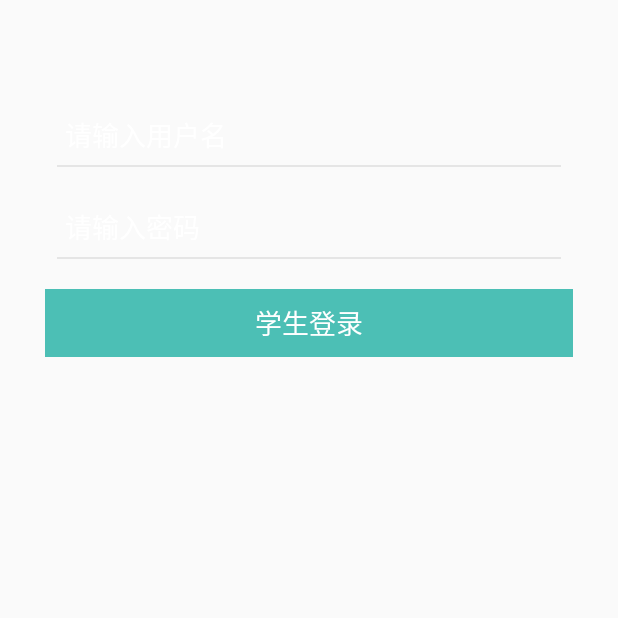
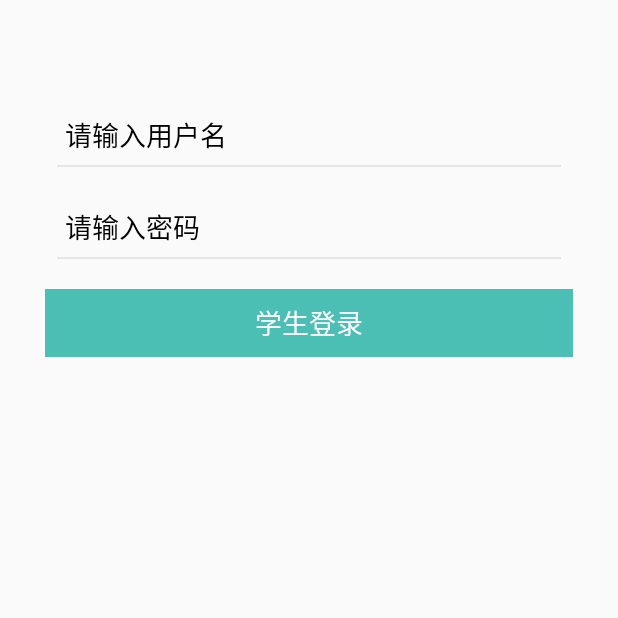
Before and after one commit to JerrrrryW/AcademicMangerment, an Android app: the screen it shows after launch (LoginActivity), on a phone screen of 412 x 824 dp, the top half of it. Run offline under Robolectric (Android 15) with nearby library versions, the phone set to English and light mode, and no system bars.

Commit message:
修改登录页字体颜色

```diff
--- a/app/src/main/res/layout/activity_login.xml
+++ b/app/src/main/res/layout/activity_login.xml
@@ -32,8 +32,8 @@
                 android:maxLength="11"
                 android:maxLines="1"
                 android:paddingLeft="5dp"
-                android:textColor="@android:color/white"
-                android:textColorHint="@android:color/white"
+                android:textColor="@android:color/black"
+                android:textColorHint="@android:color/black"
                 android:textSize="18sp" />
 
             <View
@@ -54,8 +54,8 @@
                 android:maxLength="11"
                 android:maxLines="1"
                 android:paddingLeft="5dp"
-                android:textColor="@android:color/white"
-                android:textColorHint="@android:color/white"
+                android:textColor="@android:color/black"
+                android:textColorHint="@android:color/black"
                 android:textSize="18sp" />
 
             <View
```
